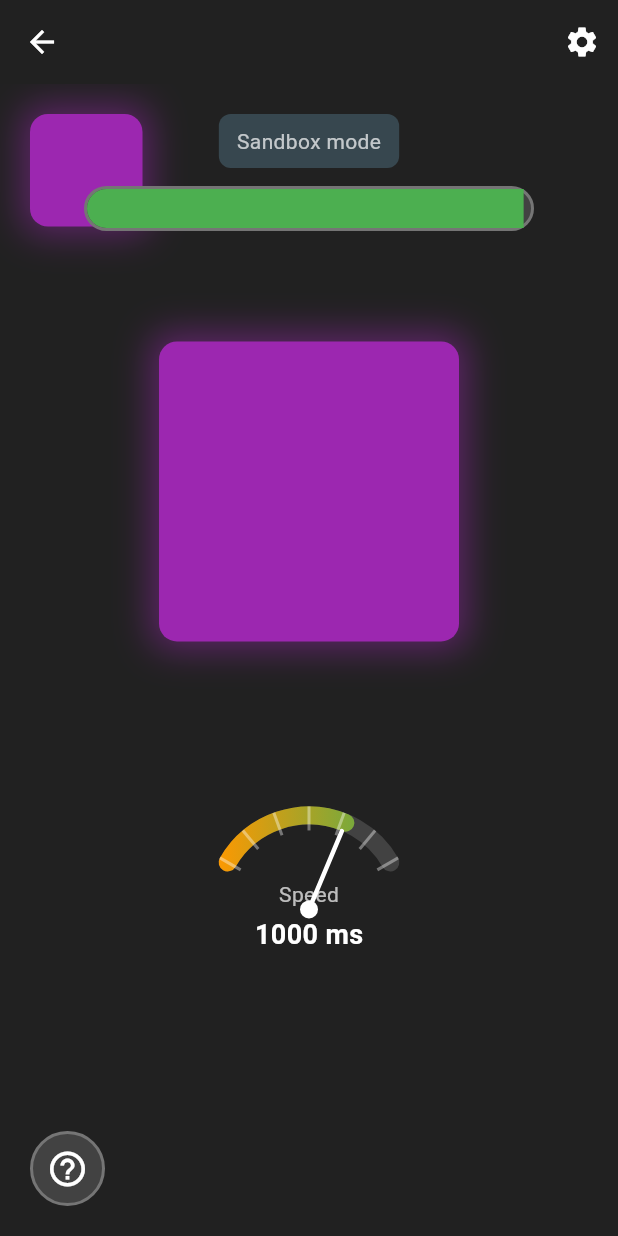
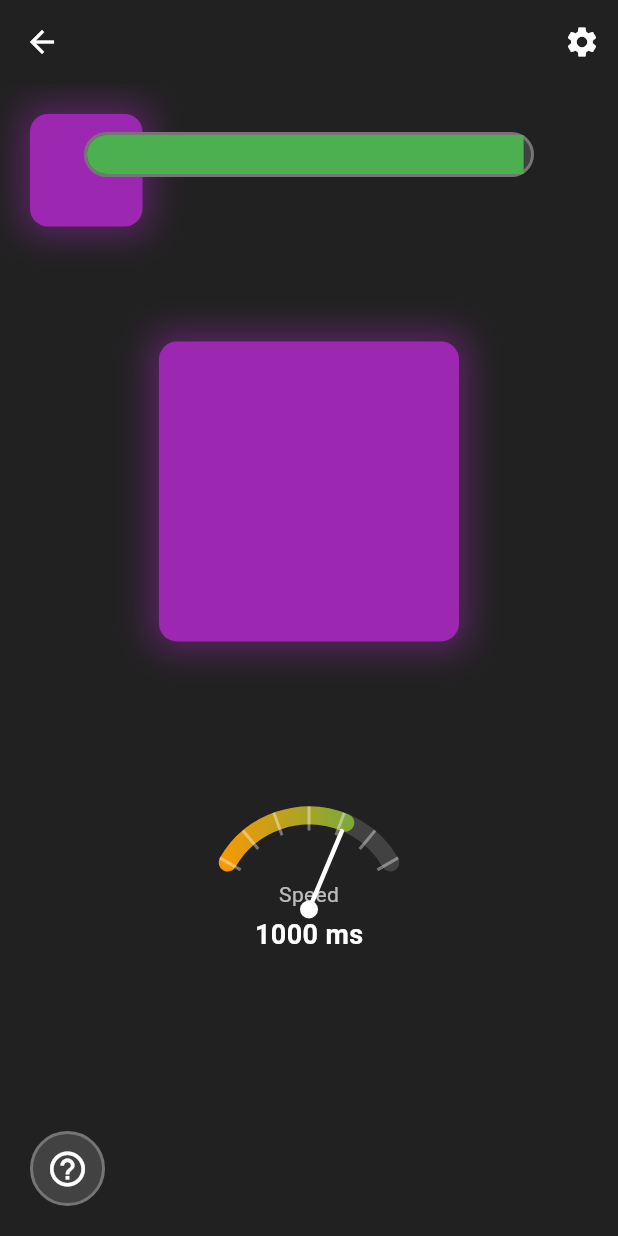
Before and after one commit to EvalVis/cats-instinct, a Flutter app: the screen it shows after launch, after a tap on "Color Sandbox", on a phone screen of 412 x 824 dp. Run offline on Flutter 3.47's test engine with Material 3 defaults, Android fonts, the phone set to English and light mode, and no system bars; our stand-ins replace shared_preferences.

Commit message:
Remove label

```diff
--- a/lib/color_match_game.dart
+++ b/lib/color_match_game.dart
@@ -460,21 +460,6 @@
                 child: Column(
                   mainAxisSize: MainAxisSize.min,
                   children: [
-                    if (widget.sandbox)
-                      Container(
-                        padding: const EdgeInsets.symmetric(
-                          horizontal: 12,
-                          vertical: 8,
-                        ),
-                        decoration: BoxDecoration(
-                          color: Colors.blueGrey[800],
-                          borderRadius: BorderRadius.circular(8),
-                        ),
-                        child: const Text(
-                          'Sandbox mode',
-                          style: TextStyle(color: Colors.white70, fontSize: 14),
-                        ),
-                      ),
                     if (!widget.sandbox) ...[
                       Text(
                         'Score: ${_score.toStringAsFixed(1)}',
@@ -507,7 +492,8 @@
                         child: AnimatedContainer(
                           duration: const Duration(milliseconds: 100),
                           curve: Curves.easeOut,
-                          width: (_timeRemaining / _timerDuration.clamp(1, 120)) *
+                          width:
+                              (_timeRemaining / _timerDuration.clamp(1, 120)) *
                               296,
                           height: 26,
                           decoration: BoxDecoration(
```
